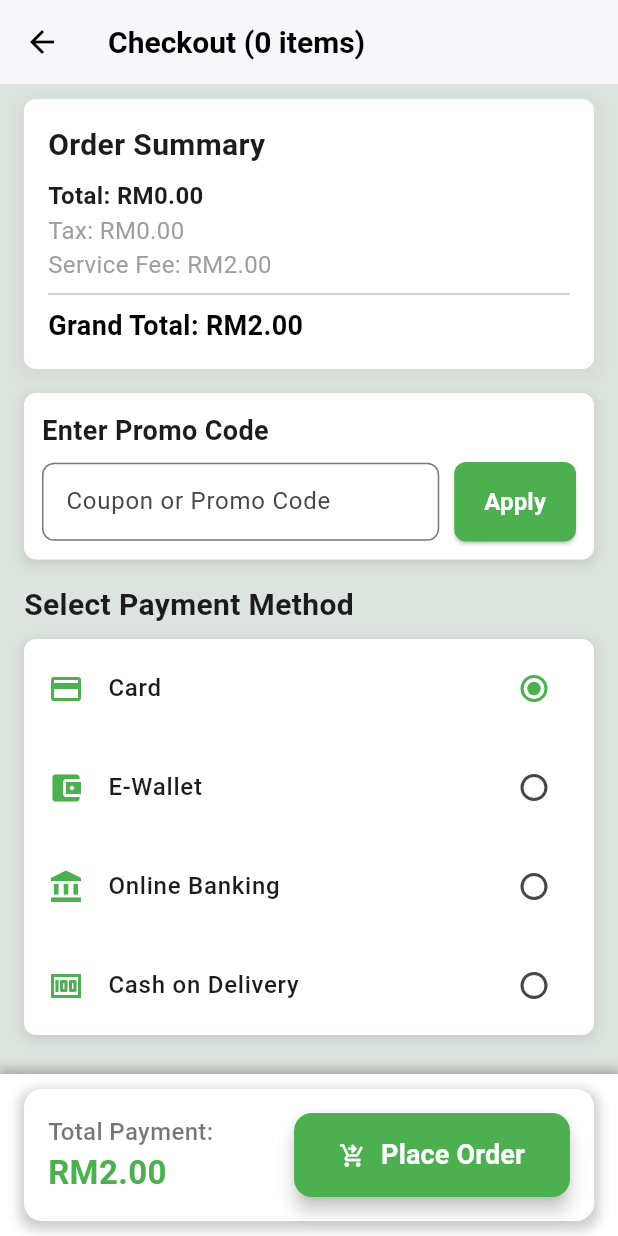
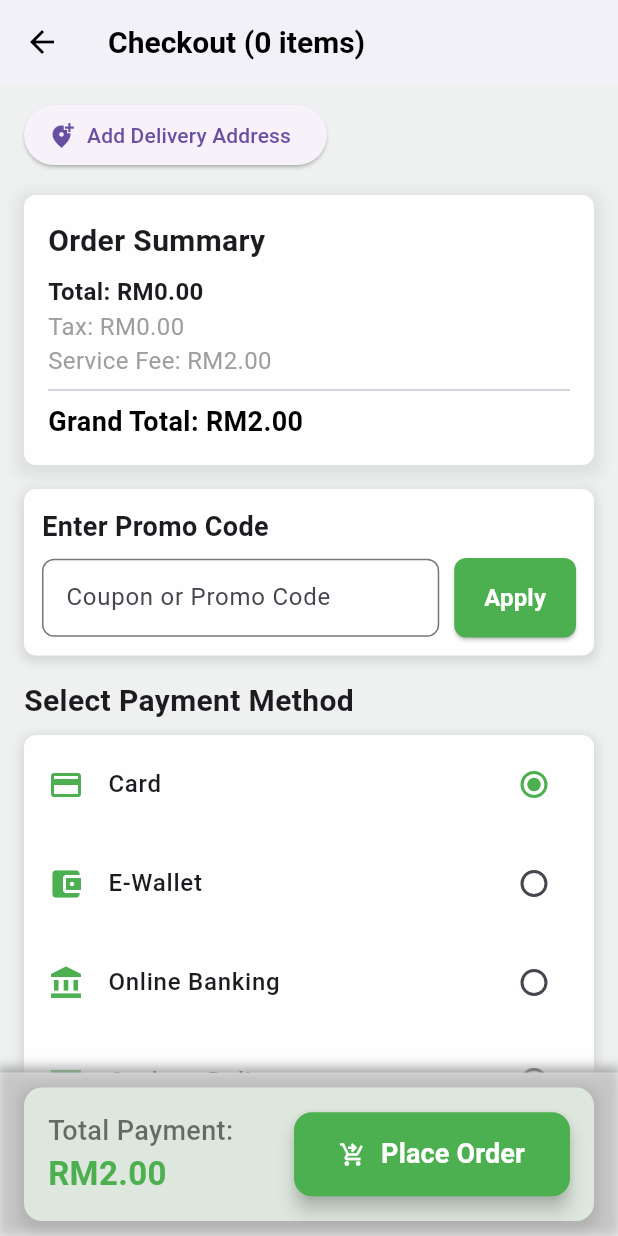
Before and after one commit to Sanomohamed/doorstepmart, a Flutter app: the CheckoutPage screen opened directly, on a phone screen of 412 x 824 dp. Run offline on Flutter 3.47's test engine with Material 3 defaults, Android fonts, the phone set to English and light mode, and no system bars; our stand-ins replace cached_network_image, cloud_firestore, firebase_auth, firebase_core, firebase_storage, fluttertoast and 3 more; accounts and stored records are empty.

Commit message:
address added to order when order

```diff
--- a/lib/main.dart
+++ b/lib/main.dart
@@ -1,3 +1,4 @@
+import 'package:doorstepmart/src/order/purchase_history_page.dart';
 import 'package:firebase_core/firebase_core.dart';
 import 'package:cloud_firestore/cloud_firestore.dart';
 import 'package:flutter/material.dart';
@@ -51,6 +52,7 @@ class MyApp extends StatelessWidget {
       debugShowCheckedModeBanner: false,
       home: const AuthWrapper(),
       routes: {
+        '/PurchaseHistory': (context) => const PurchaseHistoryPage(),
         '/Signup': (context) => const Signup(),
         '/Landing': (context) => Landing(key: Landing.landingKey),
         '/Login': (context) => const Login(),
--- a/lib/src/cart/cart_summary.dart
+++ b/lib/src/cart/cart_summary.dart
@@ -29,7 +29,7 @@ class CartSummary extends StatelessWidget {
     );
   }
 
-  /// ✅ Subtotal Row
+  /// Subtotal Row
   Widget _buildSubtotal() {
     return Row(
       mainAxisAlignment: MainAxisAlignment.spaceBetween,
@@ -41,7 +41,7 @@ class CartSummary extends StatelessWidget {
     );
   }
 
-  /// ✅ Checkout Button
+  ///Checkout Button
   Widget _buildCheckoutButton(BuildContext context) {
     return ElevatedButton(
       onPressed: cart.items.isEmpty
--- a/lib/src/category/widgets/category_selector.dart
+++ b/lib/src/category/widgets/category_selector.dart
@@ -23,7 +23,7 @@ class CategorySelector extends StatelessWidget {
   Widget build(BuildContext context) {
     final screenWidth = MediaQuery.of(context).size.width;
 
-    // ✅ Make sure all values are doubles
+    // Make sure all values are doubles
     final double iconSize = screenWidth > 1000
         ? 28.0
         : screenWidth > 600
@@ -41,7 +41,6 @@ class CategorySelector extends StatelessWidget {
             itemBuilder: (context, index) {
               final category = categories[index];
               final isSelected = category['name'] == selectedCategory;
-
               return GestureDetector(
                 onTap: () => onCategorySelected(category['name']),
                 child: Container(
@@ -65,7 +64,7 @@ class CategorySelector extends StatelessWidget {
                           ),
                         ),
                       ),
-                      const SizedBox(height: 10), // Space between icon and text
+                      const SizedBox(height: 10),
                       // Category name
                       Text(
                         category['name'],
--- a/lib/src/checkout/bottom_bar_widget.dart
+++ b/lib/src/checkout/bottom_bar_widget.dart
@@ -5,12 +5,14 @@ import 'package:provider/provider.dart';
 
 class BottomBarWidget extends StatelessWidget {
   final double grandTotalWithDiscount;
-  final String paymentMethod; // ✅ added
+  final String paymentMethod;
+  final Map<String, dynamic>? selectedAddress; // ✅ Add this line
 
   const BottomBarWidget({
     super.key,
     required this.grandTotalWithDiscount,
-    required this.paymentMethod, // ✅ added
+    required this.paymentMethod,
+    required this.selectedAddress, // ✅ Add this line
   });
 
   @override
@@ -18,11 +20,10 @@ class BottomBarWidget extends StatelessWidget {
     return Container(
       padding: const EdgeInsets.all(16.0),
       decoration: BoxDecoration(
-        color: Colors.white,
+        color: const Color.fromARGB(255, 221, 231, 221),
         borderRadius: BorderRadius.circular(12),
         boxShadow: [
           BoxShadow(
-            // ignore: deprecated_member_use
             color: Colors.grey.withOpacity(0.5),
             spreadRadius: 3,
             blurRadius: 6,
@@ -33,34 +34,31 @@ class BottomBarWidget extends StatelessWidget {
       child: Row(
         mainAxisAlignment: MainAxisAlignment.spaceBetween,
         children: [
+          // Total Display
           Column(
             crossAxisAlignment: CrossAxisAlignment.start,
             children: [
-              const Text(
-                'Total Payment:',
-                style: TextStyle(
-                  fontSize: 16,
-                  fontWeight: FontWeight.w500,
-                  color: Colors.black54,
-                ),
-              ),
-              Text(
-                'RM${grandTotalWithDiscount.toStringAsFixed(2)}',
-                style: const TextStyle(
-                  fontWeight: FontWeight.bold,
-                  fontSize: 22,
-                  color: Colors.green,
-                ),
-              ),
+              const Text('Total Payment:',
+                  style: TextStyle(fontSize: 18, fontWeight: FontWeight.w500, color: Colors.black54)),
+              Text('RM${grandTotalWithDiscount.toStringAsFixed(2)}',
+                  style: const TextStyle(fontWeight: FontWeight.bold, fontSize: 22, color: Colors.green)),
             ],
           ),
+
+          // ✅ Place Order Button
           ElevatedButton(
             onPressed: () async {
               final cartModel = Provider.of<CartModel>(context, listen: false);
+
               if (cartModel.items.isEmpty) {
+                ScaffoldMessenger.of(context)
+                    .showSnackBar(const SnackBar(content: Text("Cart is empty")));
+                return;
+              }
+
+              if (selectedAddress == null || selectedAddress!.isEmpty) {
                 ScaffoldMessenger.of(context).showSnackBar(
-                  const SnackBar(content: Text("Cart is empty")),
-                );
+                    const SnackBar(content: Text("Please select a delivery address")));
                 return;
               }
 
@@ -68,31 +66,28 @@ class BottomBarWidget extends StatelessWidget {
                 context: context,
                 cartItems: cartModel.items,
                 total: grandTotalWithDiscount,
-                paymentMethod: paymentMethod, // ✅ use passed method
+                paymentMethod: paymentMethod,
+                deliveryAddress: selectedAddress!, // ✅ now this is accepted
               );
 
-              cartModel.clearCart(); // 🧹 Clear after placing order
+              cartModel.clearCart();
+
+              if (context.mounted) {
+                Navigator.pushReplacementNamed(context, '/PurchaseHistory');
+              }
             },
             style: ElevatedButton.styleFrom(
               backgroundColor: Colors.green,
               padding: const EdgeInsets.symmetric(vertical: 15, horizontal: 30),
-              shape: RoundedRectangleBorder(
-                borderRadius: BorderRadius.circular(12),
-              ),
+              shape: RoundedRectangleBorder(borderRadius: BorderRadius.circular(12)),
               elevation: 5,
             ),
             child: const Row(
               children: [
                 Icon(Icons.shopping_cart_checkout, color: Colors.white),
                 SizedBox(width: 10),
-                Text(
-                  'Place Order',
-                  style: TextStyle(
-                    fontWeight: FontWeight.bold,
-                    color: Colors.white,
-                    fontSize: 18,
-                  ),
-                ),
+                Text('Place Order',
+                    style: TextStyle(fontWeight: FontWeight.bold, color: Colors.white, fontSize: 18)),
               ],
             ),
           ),
--- /dev/null
+++ b/lib/src/checkout/checkout_address_card.dart
@@ -0,0 +1,64 @@
+// checkout_address_card.dart
+import 'package:cloud_firestore/cloud_firestore.dart';
+import 'package:firebase_auth/firebase_auth.dart';
+import 'package:flutter/material.dart';
+import 'package:doorstepmart/src/address/manage_addresses_page.dart';
+
+class CheckoutAddressCard extends StatelessWidget {
+  final Function(Map<String, dynamic>) onAddressSelected;
+
+  const CheckoutAddressCard({super.key, required this.onAddressSelected});
+
+  @override
+  Widget build(BuildContext context) {
+    final user = FirebaseAuth.instance.currentUser;
+    if (user == null) return const Text("You must be logged in.");
+
+    return FutureBuilder<QuerySnapshot>(
+      future: FirebaseFirestore.instance
+          .collection('users')
+          .doc(user.uid)
+          .collection('addresses')
+          .orderBy('isDefault', descending: true)
+          .limit(1)
+          .get(),
+      builder: (context, snapshot) {
+        if (!snapshot.hasData) return const Center(child: CircularProgressIndicator());
+
+        if (snapshot.data!.docs.isEmpty) {
+          return ElevatedButton.icon(
+            icon: const Icon(Icons.add_location_alt),
+            label: const Text("Add Delivery Address"),
+            onPressed: () async {
+              await Navigator.push(
+                context,
+                MaterialPageRoute(builder: (_) => const ManageAddressesPage()),
+              );
+              onAddressSelected({}); // return empty to force reload
+            },
+          );
+        }
+
+        final doc = snapshot.data!.docs.first;
+        final data = doc.data() as Map<String, dynamic>;
+
+        return Card(
+          elevation: 3,
+          margin: const EdgeInsets.only(bottom: 12),
+          child: ListTile(
+            title: Text(data['fullName']),
+            subtitle: Text("${data['street']}, ${data['city']}, ${data['state']} - ${data['postalCode']}\n📞 ${data['phone']}"),
+            trailing: const Icon(Icons.arrow_forward_ios),
+            onTap: () async {
+              await Navigator.push(
+                context,
+                MaterialPageRoute(builder: (_) => const ManageAddressesPage()),
+              );
+              onAddressSelected(data); // update on return
+            },
+          ),
+        );
+      },
+    );
+  }
+}
--- a/lib/src/checkout/checkout_page.dart
+++ b/lib/src/checkout/checkout_page.dart
@@ -1,3 +1,4 @@
+import 'package:doorstepmart/src/checkout/checkout_address_card.dart';
 import 'package:doorstepmart/src/shop/cart_model.dart';
 import 'package:flutter/material.dart';
 import 'package:provider/provider.dart';
@@ -18,6 +19,7 @@ class _CheckoutPageState extends State<CheckoutPage> {
   final TextEditingController _promoCodeController = TextEditingController();
   double _discount = 0.0;
   String _paymentMethod = 'Card';
+  Map<String, dynamic>? _selectedAddress;
 
   void _applyPromoCode(CartModel cart) {
     if (_promoCodeController.text.trim().toUpperCase() == 'WELCOME' && cart.totalPrice > 20) {
@@ -34,7 +36,7 @@ class _CheckoutPageState extends State<CheckoutPage> {
   @override
   Widget build(BuildContext context) {
     return Scaffold(
-       backgroundColor: const Color.fromARGB(192, 210, 219, 214),
+       backgroundColor: const Color.fromARGB(246, 237, 241, 239),
       appBar: AppBar(
         title: Consumer<CartModel>(
           builder: (context, cart, child) {
@@ -49,7 +51,7 @@ class _CheckoutPageState extends State<CheckoutPage> {
           },
         ),
         backgroundColor: Colors.white,
-        elevation: 1,
+        elevation: 3,
         iconTheme: const IconThemeData(color: Colors.black),
       ),
       body: Consumer<CartModel>(
@@ -65,6 +67,15 @@ class _CheckoutPageState extends State<CheckoutPage> {
                   child: Column(
                     crossAxisAlignment: CrossAxisAlignment.start,
                     children: [
+                          // ✅ Address Selector Section
+                    CheckoutAddressCard(
+                    onAddressSelected: (address) {
+                    setState(() {
+                   _selectedAddress = address.isEmpty ? null : address;
+                   });
+               },
+               ),
+                       const SizedBox(height: 16.0),
                       OrderSummaryWidget(cart: cart, discount: _discount),
                       const SizedBox(height: 16.0),
                       PromoCodeWidget(
@@ -87,7 +98,7 @@ class _CheckoutPageState extends State<CheckoutPage> {
               Container(
                 padding: const EdgeInsets.symmetric(horizontal: 16.0, vertical: 10.0),
                 decoration: const BoxDecoration(
-                  color: Colors.white,
+                  color: Color.fromARGB(104, 255, 255, 255),
                   boxShadow: [
                     BoxShadow(
                       color: Colors.grey,
@@ -97,7 +108,7 @@ class _CheckoutPageState extends State<CheckoutPage> {
                     ),
                   ],
                 ),
-                child: BottomBarWidget(grandTotalWithDiscount: grandTotalWithDiscount,paymentMethod: _paymentMethod,),
+                child: BottomBarWidget(grandTotalWithDiscount: grandTotalWithDiscount,paymentMethod: _paymentMethod,selectedAddress: _selectedAddress,),
               ),
             ],
           );
--- a/lib/src/checkout/order_summary_widget.dart
+++ b/lib/src/checkout/order_summary_widget.dart
@@ -35,7 +35,7 @@ class OrderSummaryWidget extends StatelessWidget {
         child: Container(
           padding: const EdgeInsets.all(16.0),
           decoration: BoxDecoration(
-            color: Colors.white,
+            color: const Color.fromARGB(249, 255, 255, 255),
             borderRadius: BorderRadius.circular(8),
             boxShadow: [
               BoxShadow(
--- a/lib/src/checkout/payment_method_widget.dart
+++ b/lib/src/checkout/payment_method_widget.dart
@@ -25,7 +25,7 @@ class PaymentMethodWidget extends StatelessWidget {
             const SizedBox(height: 8.0),
             Container(
               decoration: BoxDecoration(
-                color: Colors.white,
+                color: const Color.fromARGB(249, 255, 255, 255),
                 borderRadius: BorderRadius.circular(8),
                 boxShadow: [
                   BoxShadow(
--- a/lib/src/checkout/promo_code_widget.dart
+++ b/lib/src/checkout/promo_code_widget.dart
@@ -18,7 +18,7 @@ class PromoCodeWidget extends StatelessWidget {
         child: Container(
           padding: const EdgeInsets.all(12.0),
           decoration: BoxDecoration(
-            color: Colors.white,
+            color: const Color.fromARGB(249, 255, 255, 255),
             borderRadius: BorderRadius.circular(8),
             boxShadow: [
               BoxShadow(
--- a/lib/src/home/header/favorite_icon.dart
+++ b/lib/src/home/header/favorite_icon.dart
@@ -1,3 +1,4 @@
+import 'package:doorstepmart/src/address/manage_addresses_page.dart';
 import 'package:flutter/material.dart';
 import 'package:doorstepmart/src/shop/shop.dart';
 import 'package:font_awesome_flutter/font_awesome_flutter.dart';
@@ -29,7 +30,7 @@ class FavoriteButton extends StatelessWidget {
         onPressed: () {
           Navigator.push(
             context,
-            MaterialPageRoute(builder: (context) => const MiniMartPage()),
+            MaterialPageRoute(builder: (context) => const ManageAddressesPage()),
           );
         },
       ),
--- a/lib/src/home/homeheader.dart
+++ b/lib/src/home/homeheader.dart
@@ -1,3 +1,4 @@
+import 'package:doorstepmart/src/address/manage_addresses_page.dart';
 import 'package:doorstepmart/src/favorite/favorite_page.dart';
 import 'package:doorstepmart/src/shop/shop.dart';
 import 'package:flutter/material.dart';
@@ -102,7 +103,7 @@ class HomeHeader extends StatelessWidget {
                     onPressed: () {
                       Navigator.push(
                         context,
-                        MaterialPageRoute(builder: (context) => const MiniMartPage()),
+                        MaterialPageRoute(builder: (context) => const ManageAddressesPage()),
                       );
                     },
                   ),
--- a/lib/src/order/order.dart
+++ b/lib/src/order/order.dart
@@ -8,12 +8,12 @@ Future<void> placeOrder({
   required List<CartItem> cartItems,
   required double total,
   required String paymentMethod,
+  required Map<String, dynamic> deliveryAddress, // ✅ Added parameter
 }) async {
   final user = FirebaseAuth.instance.currentUser;
   if (user == null) return;
 
   try {
-    // ✅ Get user data
     final userSnapshot = await FirebaseFirestore.instance.collection('users').doc(user.uid).get();
     final userData = userSnapshot.data() ?? {};
     final userName = userData['displayName'] ?? 'Unknown User';
@@ -24,12 +24,11 @@ Future<void> placeOrder({
       shopOrders.putIfAbsent(item.shopId, () => []).add(item);
     }
 
-    // ✅ Loop through each shop and create an order
     for (var entry in shopOrders.entries) {
       String shopId = entry.key;
       List<CartItem> items = entry.value;
 
-      // ✅ Fetch shop name from Firestore
+      // ✅ Fetch shop name
       String shopName = 'Unknown Shop';
       final shopSnapshot = await FirebaseFirestore.instance.collection('shops').doc(shopId).get();
       if (shopSnapshot.exists) {
@@ -45,10 +44,10 @@ Future<void> placeOrder({
         "image": item.image,
       }).toList();
 
-      // ✅ Calculate total for this shop
+      // ✅ Calculate shop total
       double shopTotal = items.fold(0, (sum, item) => sum + (item.price * item.quantity));
 
-      // ✅ Create order data
+      // ✅ Create complete order payload
       final orderData = {
         "userId": user.uid,
         "userName": userName,
@@ -57,14 +56,15 @@ Future<void> placeOrder({
         "orderItems": orderItems,
         "totalAmount": shopTotal,
         "paymentMethod": paymentMethod,
+        "deliveryAddress": deliveryAddress, // ✅ Save address
         "status": "Pending",
         "timestamp": FieldValue.serverTimestamp(),
       };
 
-      // ✅ Save order globally
+      // ✅ Save globally
       final orderRef = await FirebaseFirestore.instance.collection('orders').add(orderData);
 
-      // ✅ Save order under user's personal order history
+      // ✅ Save under user
       await FirebaseFirestore.instance
           .collection('users')
           .doc(user.uid)
@@ -73,14 +73,11 @@ Future<void> placeOrder({
           .set(orderData);
     }
 
-    // ✅ Show success message
-    // ignore: use_build_context_synchronously
     ScaffoldMessenger.of(context).showSnackBar(
       const SnackBar(content: Text("✅ Orders placed successfully")),
     );
   } catch (e) {
     print("❌ Order error: $e");
-    // ignore: use_build_context_synchronously
     ScaffoldMessenger.of(context).showSnackBar(
       const SnackBar(content: Text("❌ Failed to place order")),
     );
```
Also changed, not shown: lib/services/address_services.dart (added, +42 -0 lines), lib/src/address/edit_add_address.dart (added, +150 -0 lines), lib/src/address/manage_addresses_page.dart (added, +94 -0 lines), lib/src/address/widgets/address_card.dart (added, +61 -0 lines), lib/src/cart/cart.dart (+4 -8 lines), lib/src/cart/cart_item.dart (+4 -5 lines), lib/src/cart/shop_cart.dart (deleted, +0 -63 lines).
